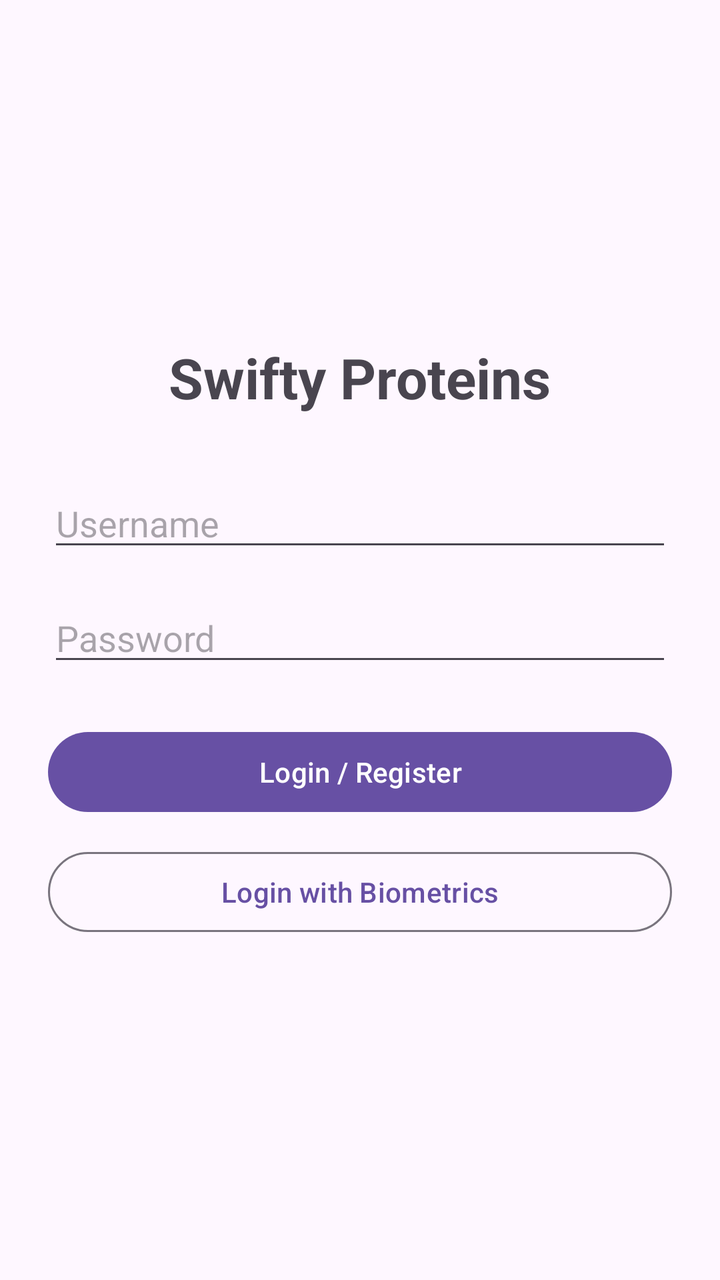
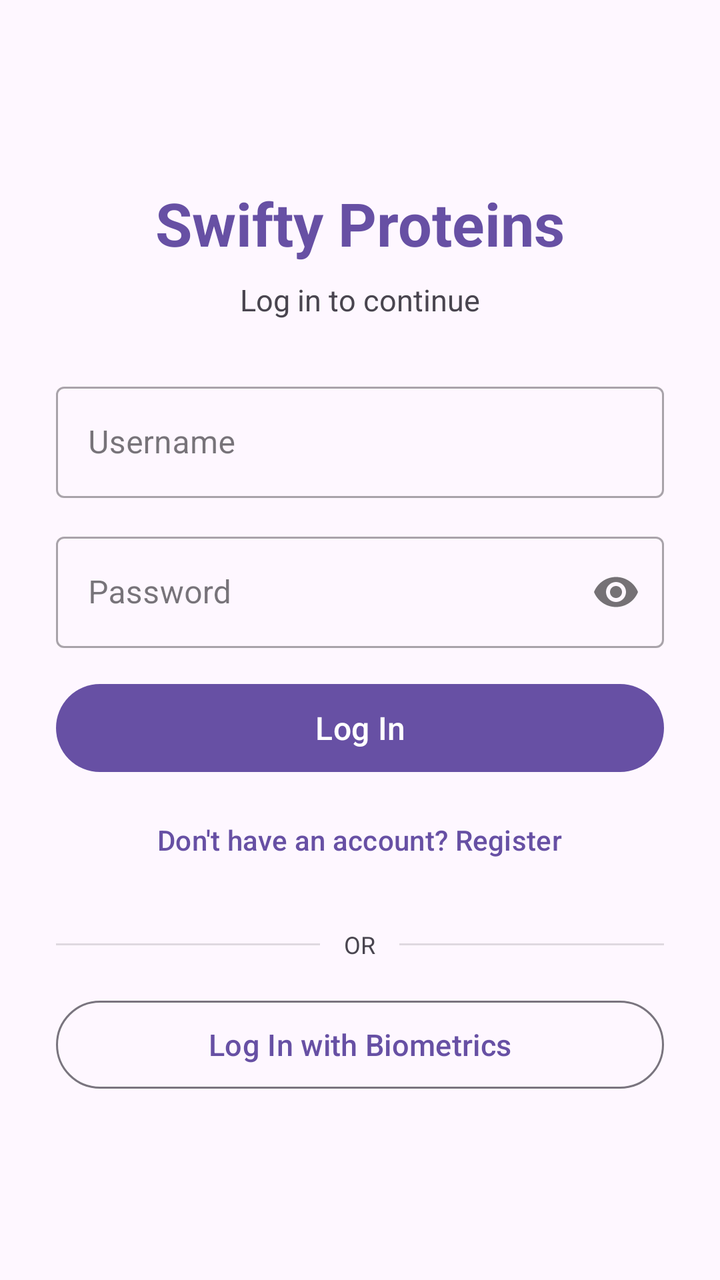

The first picture is an Android layout as it rendered before a commit; the second is the same layout after the commit. The layout source and the unified diff follow.
<!-- AndroidManifest.xml: application theme Theme.SwiftyProteins -->
<!-- res/layout/activity_login.xml -->
<?xml version="1.0" encoding="utf-8"?>
<LinearLayout xmlns:android="http://schemas.android.com/apk/res/android"
    android:layout_width="match_parent"
    android:layout_height="match_parent"
    android:orientation="vertical"
    android:gravity="center"
    android:padding="24dp">

    <TextView
        android:layout_width="wrap_content"
        android:layout_height="wrap_content"
        android:text="Swifty Proteins"
        android:textSize="28sp"
        android:textStyle="bold"
        android:layout_marginBottom="32dp" />

    <EditText
        android:id="@+id/etUsername"
        android:layout_width="match_parent"
        android:layout_height="wrap_content"
        android:hint="Username"
        android:inputType="text"
        android:layout_marginBottom="16dp" />

    <EditText
        android:id="@+id/etPassword"
        android:layout_width="match_parent"
        android:layout_height="wrap_content"
        android:hint="Password"
        android:inputType="textPassword"
        android:layout_marginBottom="24dp" />

    <Button
        android:id="@+id/btnLogin"
        android:layout_width="match_parent"
        android:layout_height="wrap_content"
        android:text="Login / Register" />

    <Button
        android:id="@+id/btnBiometric"
        style="?attr/materialButtonOutlinedStyle"
        android:layout_width="match_parent"
        android:layout_height="wrap_content"
        android:layout_marginTop="12dp"
        android:text="Login with Biometrics" />

</LinearLayout>
<!-- resources referenced by this layout -->
<resources>
  <style name="Theme.SwiftyProteins" parent="Base.Theme.SwiftyProteins" />
  <style name="Base.Theme.SwiftyProteins" parent="Theme.Material3.DayNight.NoActionBar">
          
          
      </style>
</resources>

<!-- the commit's change to res/layout/activity_login.xml (unified diff, before → after) -->
@@ -1,47 +1,140 @@
 <?xml version="1.0" encoding="utf-8"?>
-<LinearLayout xmlns:android="http://schemas.android.com/apk/res/android"
+<ScrollView xmlns:android="http://schemas.android.com/apk/res/android"
+    xmlns:app="http://schemas.android.com/apk/res-auto"
     android:layout_width="match_parent"
     android:layout_height="match_parent"
-    android:orientation="vertical"
-    android:gravity="center"
-    android:padding="24dp">
+    android:fillViewport="true">
 
-    <TextView
-        android:layout_width="wrap_content"
-        android:layout_height="wrap_content"
-        android:text="Swifty Proteins"
-        android:textSize="28sp"
-        android:textStyle="bold"
-        android:layout_marginBottom="32dp" />
-
-    <EditText
-        android:id="@+id/etUsername"
+    <LinearLayout
         android:layout_width="match_parent"
         android:layout_height="wrap_content"
-        android:hint="Username"
-        android:inputType="text"
-        android:layout_marginBottom="16dp" />
+        android:gravity="center"
+        android:orientation="vertical"
+        android:padding="28dp">
 
-    <EditText
-        android:id="@+id/etPassword"
-        android:layout_width="match_parent"
-        android:layout_height="wrap_content"
-        android:hint="Password"
-        android:inputType="textPassword"
-        android:layout_marginBottom="24dp" />
+        <TextView
+            android:id="@+id/tvAppTitle"
+            android:layout_width="wrap_content"
+            android:layout_height="wrap_content"
+            android:text="Swifty Proteins"
+            android:textSize="30sp"
+            android:textStyle="bold"
+            android:textColor="?attr/colorPrimary"
+            android:layout_marginBottom="8dp" />
 
-    <Button
-        android:id="@+id/btnLogin"
-        android:layout_width="match_parent"
-        android:layout_height="wrap_content"
-        android:text="Login / Register" />
+        <TextView
+            android:id="@+id/tvSubtitle"
+            android:layout_width="wrap_content"
+            android:layout_height="wrap_content"
+            android:text="Log in to continue"
+            android:textSize="15sp"
+            android:textColor="?android:attr/textColorSecondary"
+            android:layout_marginBottom="28dp" />
 
-    <Button
-        android:id="@+id/btnBiometric"
-        style="?attr/materialButtonOutlinedStyle"
-        android:layout_width="match_parent"
-        android:layout_height="wrap_content"
-        android:layout_marginTop="12dp"
-        android:text="Login with Biometrics" />
+        <com.google.android.material.textfield.TextInputLayout
+            android:id="@+id/tilUsername"
+            style="@style/Widget.MaterialComponents.TextInputLayout.OutlinedBox"
+            android:layout_width="match_parent"
+            android:layout_height="wrap_content"
+            android:layout_marginBottom="14dp"
+            android:hint="Username">
 
-</LinearLayout>
+            <com.google.android.material.textfield.TextInputEditText
+                android:id="@+id/etUsername"
+                android:layout_width="match_parent"
+                android:layout_height="wrap_content"
+                android:inputType="text"
+                android:maxLines="1" />
+        </com.google.android.material.textfield.TextInputLayout>
+
+        <com.google.android.material.textfield.TextInputLayout
+            android:id="@+id/tilPassword"
+            style="@style/Widget.MaterialComponents.TextInputLayout.OutlinedBox"
+            android:layout_width="match_parent"
+            android:layout_height="wrap_content"
+            android:layout_marginBottom="14dp"
+            android:hint="Password"
+            app:passwordToggleEnabled="true">
+
+            <com.google.android.material.textfield.TextInputEditText
+                android:id="@+id/etPassword"
+                android:layout_width="match_parent"
+                android:layout_height="wrap_content"
+                android:inputType="textPassword"
+                android:maxLines="1" />
+        </com.google.android.material.textfield.TextInputLayout>
+
+        <com.google.android.material.textfield.TextInputLayout
+            android:id="@+id/tilConfirmPassword"
+            style="@style/Widget.MaterialComponents.TextInputLayout.OutlinedBox"
+            android:layout_width="match_parent"
+            android:layout_height="wrap_content"
+            android:layout_marginBottom="20dp"
+            android:hint="Confirm Password"
+            android:visibility="gone"
+            app:passwordToggleEnabled="true">
+
+            <com.google.android.material.textfield.TextInputEditText
+                android:id="@+id/etConfirmPassword"
+                android:layout_width="match_parent"
+                android:layout_height="wrap_content"
+                android:inputType="textPassword"
+                android:maxLines="1" />
+        </com.google.android.material.textfield.TextInputLayout>
+
+        <Button
+            android:id="@+id/btnSubmit"
+            android:layout_width="match_parent"
+            android:layout_height="52dp"
+            android:text="Log In"
+            android:textSize="16sp" />
+
+        <Button
+            android:id="@+id/btnToggleMode"
+            style="@style/Widget.Material3.Button.TextButton"
+            android:layout_width="wrap_content"
+            android:layout_height="wrap_content"
+            android:layout_marginTop="6dp"
+            android:text="Don't have an account? Register" />
+
+        <LinearLayout
+            android:id="@+id/layoutBiometricDivider"
+            android:layout_width="match_parent"
+            android:layout_height="wrap_content"
+            android:layout_marginTop="20dp"
+            android:layout_marginBottom="16dp"
+            android:gravity="center"
+            android:orientation="horizontal">
+
+            <View
+                android:layout_width="0dp"
+                android:layout_height="1dp"
+                android:layout_weight="1"
+                android:background="?android:attr/listDivider" />
+
+            <TextView
+                android:layout_width="wrap_content"
+                android:layout_height="wrap_content"
+                android:paddingStart="12dp"
+                android:paddingEnd="12dp"
+                android:text="OR"
+                android:textColor="?android:attr/textColorSecondary"
+                android:textSize="12sp" />
+
+            <View
+                android:layout_width="0dp"
+                android:layout_height="1dp"
+                android:layout_weight="1"
+                android:background="?android:attr/listDivider" />
+        </LinearLayout>
+
+        <Button
+            android:id="@+id/btnBiometric"
+            style="?attr/materialButtonOutlinedStyle"
+            android:layout_width="match_parent"
+            android:layout_height="52dp"
+            android:text="Log In with Biometrics"
+            android:textSize="15sp" />
+
+    </LinearLayout>
+</ScrollView>
